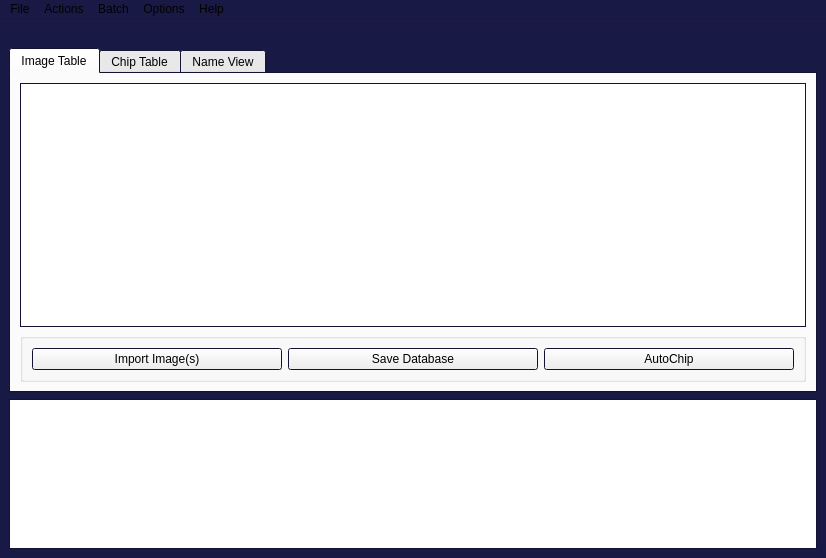
Before: the Qt Designer form hsgui/_frontend/MainSkel.ui in obaiga/hotspotter, drawn with Qt 5.
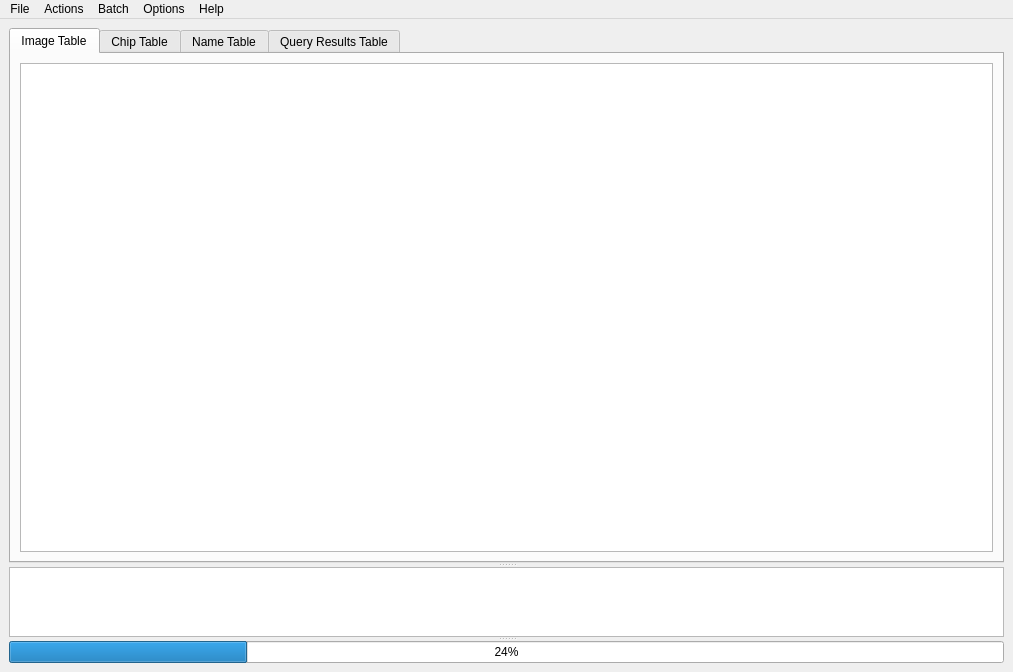
After: the same form once the commit is applied. The open tabs and pages were chosen to show the change. Icons and pictures are not drawn.

```diff
--- a/hsgui/_frontend/MainSkel.ui
+++ b/hsgui/_frontend/MainSkel.ui
@@ -6,294 +6,101 @@
    <rect>
     <x>0</x>
     <y>0</y>
-    <width>826</width>
-    <height>558</height>
+    <width>1013</width>
+    <height>672</height>
    </rect>
   </property>
-  <property name="palette">
-   <palette>
-    <active>
-     <colorrole role="Base">
-      <brush brushstyle="SolidPattern">
-       <color alpha="255">
-        <red>255</red>
-        <green>255</green>
-        <blue>255</blue>
-       </color>
-      </brush>
-     </colorrole>
-     <colorrole role="Window">
-      <brush brushstyle="SolidPattern">
-       <color alpha="255">
-        <red>25</red>
-        <green>25</green>
-        <blue>70</blue>
-       </color>
-      </brush>
-     </colorrole>
-    </active>
-    <inactive>
-     <colorrole role="Base">
-      <brush brushstyle="SolidPattern">
-       <color alpha="255">
-        <red>255</red>
-        <green>255</green>
-        <blue>255</blue>
-       </color>
-      </brush>
-     </colorrole>
-     <colorrole role="Window">
-      <brush brushstyle="SolidPattern">
-       <color alpha="255">
-        <red>25</red>
-        <green>25</green>
-        <blue>70</blue>
-       </color>
-      </brush>
-     </colorrole>
-    </inactive>
-    <disabled>
-     <colorrole role="Base">
-      <brush brushstyle="SolidPattern">
-       <color alpha="255">
-        <red>25</red>
-        <green>25</green>
-        <blue>70</blue>
-       </color>
-      </brush>
-     </colorrole>
-     <colorrole role="Window">
-      <brush brushstyle="SolidPattern">
-       <color alpha="255">
-        <red>25</red>
-        <green>25</green>
-        <blue>70</blue>
-       </color>
-      </brush>
-     </colorrole>
-    </disabled>
-   </palette>
-  </property>
   <property name="windowTitle">
    <string>MainWindow</string>
   </property>
   <widget class="QWidget" name="centralwidget">
-   <layout class="QVBoxLayout" name="verticalLayout_2">
+   <layout class="QVBoxLayout" name="verticalLayout">
     <item>
-     <widget class="QWidget" name="horizontalWidget" native="true">
-      <property name="enabled">
-       <bool>true</bool>
+     <widget class="QSplitter" name="splitter">
+      <property name="orientation">
+       <enum>Qt::Vertical</enum>
       </property>
-      <property name="sizePolicy">
-       <sizepolicy hsizetype="Maximum" vsizetype="Maximum">
-        <horstretch>0</horstretch>
-        <verstretch>0</verstretch>
-       </sizepolicy>
-      </property>
-      <property name="maximumSize">
-       <size>
-        <width>1200</width>
-        <height>90</height>
-       </size>
-      </property>
-      <property name="layoutDirection">
-       <enum>Qt::RightToLeft</enum>
-      </property>
-      <layout class="QHBoxLayout" name="horizontalLayout">
-       <property name="spacing">
-        <number>100</number>
+      <widget class="QTabWidget" name="tablesTabWidget">
+       <property name="sizePolicy">
+        <sizepolicy hsizetype="Expanding" vsizetype="Expanding">
+         <horstretch>0</horstretch>
+         <verstretch>10</verstretch>
+        </sizepolicy>
        </property>
-       <property name="sizeConstraint">
-        <enum>QLayout::SetFixedSize</enum>
+       <property name="minimumSize">
+        <size>
+         <width>0</width>
+         <height>0</height>
+        </size>
        </property>
-       <property name="leftMargin">
-        <number>50</number>
+       <property name="currentIndex">
+        <number>1</number>
        </property>
-       <property name="topMargin">
-        <number>0</number>
-       </property>
-       <property name="rightMargin">
-        <number>100</number>
-       </property>
-       <property name="bottomMargin">
-        <number>0</number>
-       </property>
-       <item>
-        <widget class="QLabel" name="PantheraLogo">
-         <property name="sizePolicy">
-          <sizepolicy hsizetype="Maximum" vsizetype="Maximum">
-           <horstretch>0</horstretch>
-           <verstretch>0</verstretch>
-          </sizepolicy>
-         </property>
-         <property name="maximumSize">
-          <size>
-           <width>150</width>
-           <height>75</height>
-          </size>
-         </property>
-         <property name="layoutDirection">
-          <enum>Qt::LeftToRight</enum>
-         </property>
-         <property name="text">
-          <string/>
-         </property>
-         <property name="pixmap">
-          <pixmap resource="resources_MainSkel.qrc">:/newPrefix/Logo_DarkBackgrounds.png</pixmap>
-         </property>
-         <property name="scaledContents">
-          <bool>true</bool>
-         </property>
-         <property name="alignment">
-          <set>Qt::AlignRight|Qt::AlignTrailing|Qt::AlignVCenter</set>
-         </property>
-         <property name="wordWrap">
-          <bool>false</bool>
-         </property>
-        </widget>
-       </item>
-       <item>
-        <widget class="QLabel" name="label">
-         <property name="sizePolicy">
-          <sizepolicy hsizetype="Fixed" vsizetype="Preferred">
-           <horstretch>0</horstretch>
-           <verstretch>0</verstretch>
-          </sizepolicy>
-         </property>
-         <property name="maximumSize">
-          <size>
-           <width>75</width>
-           <height>75</height>
-          </size>
-         </property>
-         <property name="text">
-          <string/>
-         </property>
-         <property name="pixmap">
-          <pixmap resource="resources_MainSkel.qrc">:/newPrefix/hsicon.ico</pixmap>
-         </property>
-         <property name="scaledContents">
-          <bool>true</bool>
-         </property>
-        </widget>
-       </item>
-       <item>
-        <widget class="QLabel" name="label_2">
-         <property name="maximumSize">
-          <size>
-           <width>175</width>
-           <height>60</height>
-          </size>
-         </property>
-         <property name="text">
-          <string/>
-         </property>
-         <property name="pixmap">
-          <pixmap resource="resources_MainSkel.qrc">:/newPrefix/SeattleUMain-red-background.png</pixmap>
-         </property>
-         <property name="scaledContents">
-          <bool>true</bool>
-         </property>
-         <property name="wordWrap">
-          <bool>true</bool>
-         </property>
-        </widget>
-       </item>
-      </layout>
-     </widget>
-    </item>
-    <item>
-     <widget class="QTabWidget" name="TableTabWidget">
-      <property name="sizePolicy">
-       <sizepolicy hsizetype="Expanding" vsizetype="Maximum">
-        <horstretch>0</horstretch>
-        <verstretch>0</verstretch>
-       </sizepolicy>
-      </property>
-      <property name="maximumSize">
-       <size>
-        <width>16777215</width>
-        <height>1200</height>
-       </size>
-      </property>
-      <property name="currentIndex">
-       <number>0</number>
-      </property>
-      <property name="tabsClosable">
-       <bool>false</bool>
-      </property>
-      <widget class="QWidget" name="imageTab">
-       <attribute name="title">
-        <string>Image Table</string>
-       </attribute>
-       <layout class="QVBoxLayout" name="verticalLayout_6">
-        <item>
-         <layout class="QVBoxLayout" name="imageView">
-          <item>
-           <widget class="QTableWidget" name="gxs_TBL">
-            <property name="autoFillBackground">
-             <bool>true</bool>
-            </property>
-            <attribute name="horizontalHeaderCascadingSectionResizes">
-             <bool>true</bool>
-            </attribute>
-            <attribute name="horizontalHeaderDefaultSectionSize">
-             <number>150</number>
-            </attribute>
-            <attribute name="horizontalHeaderStretchLastSection">
-             <bool>true</bool>
-            </attribute>
-            <attribute name="verticalHeaderCascadingSectionResizes">
-             <bool>false</bool>
-            </attribute>
-           </widget>
-          </item>
-         </layout>
-        </item>
-        <item>
-         <widget class="QGroupBox" name="horizontalGroupBox">
-          <layout class="QHBoxLayout" name="horizontalLayout_4">
+       <widget class="QWidget" name="image_view">
+        <property name="minimumSize">
+         <size>
+          <width>445</width>
+          <height>0</height>
+         </size>
+        </property>
+        <attribute name="title">
+         <string>Image Table</string>
+        </attribute>
+        <layout class="QGridLayout" name="gridLayout_3">
+         <item row="0" column="0">
+          <layout class="QVBoxLayout" name="verticalLayout_2">
            <item>
-            <widget class="QPushButton" name="pushButton">
-             <property name="text">
-              <string>Import Image(s)</string>
+            <widget class="QTableWidget" name="gxs_TBL">
+             <property name="dragEnabled">
+              <bool>false</bool>
              </property>
-            </widget>
-           </item>
-           <item>
-            <widget class="QPushButton" name="pushButton_2">
-             <property name="text">
-              <string>Save Database</string>
+             <property name="sortingEnabled">
+              <bool>true</bool>
              </property>
             </widget>
            </item>
+          </layout>
+         </item>
+        </layout>
+       </widget>
+       <widget class="QWidget" name="chip_view">
+        <attribute name="title">
+         <string>Chip Table</string>
+        </attribute>
+        <layout class="QGridLayout" name="gridLayout_4">
+         <item row="0" column="0">
+          <layout class="QVBoxLayout" name="verticalLayout_3">
            <item>
-            <widget class="QPushButton" name="AutoChip">
-             <property name="text">
-              <string>AutoChip</string>
+            <widget class="QTableWidget" name="cxs_TBL">
+             <property name="sizePolicy">
+              <sizepolicy hsizetype="Expanding" vsizetype="Expanding">
+               <horstretch>0</horstretch>
+               <verstretch>0</verstretch>
+              </sizepolicy>
              </property>
             </widget>
            </item>
           </layout>
-         </widget>
-        </item>
-       </layout>
-      </widget>
-      <widget class="QWidget" name="chipTab">
-       <attribute name="title">
-        <string>Chip Table</string>
-       </attribute>
-       <layout class="QVBoxLayout" name="verticalLayout_7">
-        <item>
-         <layout class="QVBoxLayout" name="chipView">
-          <item>
-           <widget class="QTableWidget" name="cxs_TBL"/>
-          </item>
-         </layout>
-        </item>
-        <item>
-         <widget class="QGroupBox" name="horizontalGroupBox">
-          <layout class="QHBoxLayout" name="horizontalLayout_5">
+         </item>
+        </layout>
+       </widget>
+       <widget class="QWidget" name="name_view">
+        <attribute name="title">
+         <string>Name Table</string>
+        </attribute>
+        <layout class="QGridLayout" name="gridLayout">
+         <item row="0" column="0">
+          <widget class="QTableWidget" name="nxs_TBL"/>
+         </item>
+        </layout>
+       </widget>
+       <widget class="QWidget" name="result_view">
+        <attribute name="title">
+         <string>Query Results Table</string>
+        </attribute>
+        <layout class="QVBoxLayout" name="verticalLayout_5">
+         <item>
+          <layout class="QVBoxLayout" name="verticalLayout_4">
            <item>
             <widget class="QPushButton" name="pushButton_3">
              <property name="text">
@@ -309,56 +116,32 @@
             </widget>
            </item>
           </layout>
-         </widget>
-        </item>
-       </layout>
+         </item>
+        </layout>
+       </widget>
       </widget>
-      <widget class="QWidget" name="nameTab">
-       <attribute name="title">
-        <string>Name View</string>
-       </attribute>
-       <layout class="QVBoxLayout" name="verticalLayout_8">
-        <item>
-         <layout class="QVBoxLayout" name="nameView">
-          <item>
-           <widget class="QTableWidget" name="nxs_TBL"/>
-          </item>
-         </layout>
-        </item>
-       </layout>
+      <widget class="QTextEdit" name="outputEdit">
+       <property name="sizePolicy">
+        <sizepolicy hsizetype="Expanding" vsizetype="Expanding">
+         <horstretch>0</horstretch>
+         <verstretch>1</verstretch>
+        </sizepolicy>
+       </property>
+       <property name="acceptRichText">
+        <bool>false</bool>
+       </property>
       </widget>
-      <!--
-      <widget class="QWidget" name="tab_6">
-       <attribute name="title">
-        <string>Query Results Table</string>
-       </attribute>
-       <layout class="QVBoxLayout" name="verticalLayout_9">
-        <item>
-         <layout class="QVBoxLayout" name="queryView">
-          <item>
-           <widget class="QTableWidget" name="qxs_TBL"/>
-          </item>
-         </layout>
-        </item>
-       </layout>
+      <widget class="QProgressBar" name="progressBar">
+       <property name="sizePolicy">
+        <sizepolicy hsizetype="Expanding" vsizetype="Fixed">
+         <horstretch>0</horstretch>
+         <verstretch>1</verstretch>
+        </sizepolicy>
+       </property>
+       <property name="value">
+        <number>24</number>
+       </property>
       </widget>
-      -->
-     </widget>
-    </item>
-    <item>
-     <widget class="QTextEdit" name="textEdit">
-      <property name="sizePolicy">
-       <sizepolicy hsizetype="Expanding" vsizetype="Maximum">
-        <horstretch>0</horstretch>
-        <verstretch>0</verstretch>
-       </sizepolicy>
-      </property>
-      <property name="maximumSize">
-       <size>
-        <width>16777215</width>
-        <height>150</height>
-       </size>
-      </property>
      </widget>
     </item>
    </layout>
@@ -371,8 +154,8 @@
     <rect>
      <x>0</x>
      <y>0</y>
-     <width>826</width>
-     <height>25</height>
+     <width>1013</width>
+     <height>23</height>
     </rect>
    </property>
    <widget class="QMenu" name="menuFile">
@@ -389,6 +172,34 @@
     <addaction name="separator"/>
     <addaction name="actionQuit"/>
    </widget>
+   <widget class="QMenu" name="menuOptions">
+    <property name="title">
+     <string>Options</string>
+    </property>
+    <addaction name="actionLayout_Figures"/>
+    <addaction name="separator"/>
+    <addaction name="actionPreferences"/>
+   </widget>
+   <widget class="QMenu" name="menuHelp">
+    <property name="title">
+     <string>Help</string>
+    </property>
+    <addaction name="actionAbout"/>
+    <addaction name="actionView_Docs"/>
+    <addaction name="separator"/>
+    <addaction name="actionView_DBDir"/>
+    <addaction name="actionView_Computed_Dir"/>
+    <addaction name="actionView_Global_Dir"/>
+    <addaction name="separator"/>
+    <addaction name="actionWriteLogs"/>
+    <addaction name="separator"/>
+    <addaction name="actionDelete_Precomputed_Results"/>
+    <addaction name="actionDelete_computed_directory"/>
+    <addaction name="actionDelete_global_preferences"/>
+    <addaction name="separator"/>
+    <addaction name="actionDev_Mode_IPython"/>
+    <addaction name="actionDeveloper_Reload"/>
+   </widget>
    <widget class="QMenu" name="menuActions">
     <property name="title">
      <string>Actions</string>
@@ -415,34 +226,7 @@
     <addaction name="separator"/>
     <addaction name="actionScale_All_ROIs"/>
     <addaction name="separator"/>
-    <addaction name="actionConvert_All_Images_into_Chips"/>
-   </widget>
-   <widget class="QMenu" name="menuOptions">
-    <property name="title">
-     <string>Options</string>
-    </property>
-    <addaction name="actionLayout_Figures"/>
-    <addaction name="separator"/>
-   </widget>
-   <widget class="QMenu" name="menuHelp">
-    <property name="title">
-     <string>Help</string>
-    </property>
-    <addaction name="actionAbout"/>
-    <addaction name="actionView_Documentation"/>
-    <addaction name="separator"/>
-    <addaction name="actionView_Database_Dir"/>
-    <addaction name="actionView_Computed_Dir"/>
-    <addaction name="actionView_Global_Dir"/>
-    <addaction name="separator"/>
-    <addaction name="actionWrite_Logs"/>
-    <addaction name="separator"/>
-    <addaction name="actionDelete_Cached_Query_Results"/>
-    <addaction name="actionDelete_Computed_Directory"/>
-    <addaction name="actionDelete_Global_Preferences"/>
-    <addaction name="separator"/>
-    <addaction name="actionDeveloper_Mode_IPython"/>
-    <addaction name="actionDeveloper_Reload"/>
+    <addaction name="actionConvert_all_images_into_chips"/>
    </widget>
    <addaction name="menuFile"/>
    <addaction name="menuActions"/>
```
Left out of the diff: 506 changed lines with no effect on the pictures.
